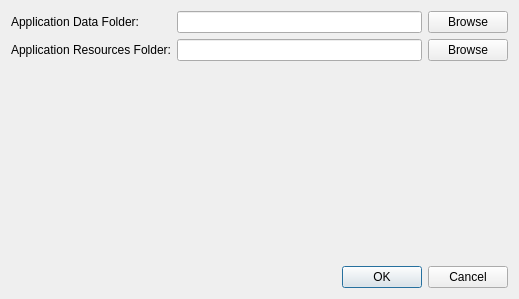
Before: the Qt Designer form OwNetClient/view/preferencesdialog.ui in OwNet/qtownet, drawn with Qt 5.
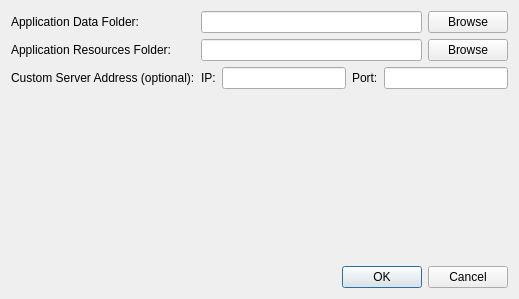
After: the same form once the commit is applied.

Commit message: Periodically ping the current server or a server set by the user to retrieve a list of available clients

```diff
--- a/OwNetClient/view/preferencesdialog.ui
+++ b/OwNetClient/view/preferencesdialog.ui
@@ -43,20 +43,6 @@
        </item>
       </layout>
      </item>
-     <item row="2" column="1">
-      <layout class="QHBoxLayout" name="horizontalLayout_2">
-       <item>
-        <widget class="QLineEdit" name="leAppResourcesPath"/>
-       </item>
-       <item>
-        <widget class="QPushButton" name="btnAppResourcesBrowse">
-         <property name="text">
-          <string>Browse</string>
-         </property>
-        </widget>
-       </item>
-      </layout>
-     </item>
      <item row="2" column="0">
       <widget class="QLabel" name="label_2">
        <property name="text">
@@ -67,6 +53,51 @@
        </property>
       </widget>
      </item>
+     <item row="2" column="1">
+      <layout class="QHBoxLayout" name="horizontalLayout_2">
+       <item>
+        <widget class="QLineEdit" name="leAppResourcesPath"/>
+       </item>
+       <item>
+        <widget class="QPushButton" name="btnAppResourcesBrowse">
+         <property name="text">
+          <string>Browse</string>
+         </property>
+        </widget>
+       </item>
+      </layout>
+     </item>
+     <item row="3" column="0">
+      <widget class="QLabel" name="label_3">
+       <property name="text">
+        <string>Custom Server Address (optional):</string>
+       </property>
+      </widget>
+     </item>
+     <item row="3" column="1">
+      <layout class="QHBoxLayout" name="horizontalLayout_5">
+       <item>
+        <widget class="QLabel" name="label_4">
+         <property name="text">
+          <string>IP:</string>
+         </property>
+        </widget>
+       </item>
+       <item>
+        <widget class="QLineEdit" name="leCustomServerIP"/>
+       </item>
+       <item>
+        <widget class="QLabel" name="label_5">
+         <property name="text">
+          <string>Port:</string>
+         </property>
+        </widget>
+       </item>
+       <item>
+        <widget class="QLineEdit" name="leCustomServerPort"/>
+       </item>
+      </layout>
+     </item>
     </layout>
    </item>
    <item>
```
The commit also changes 28 other files.
